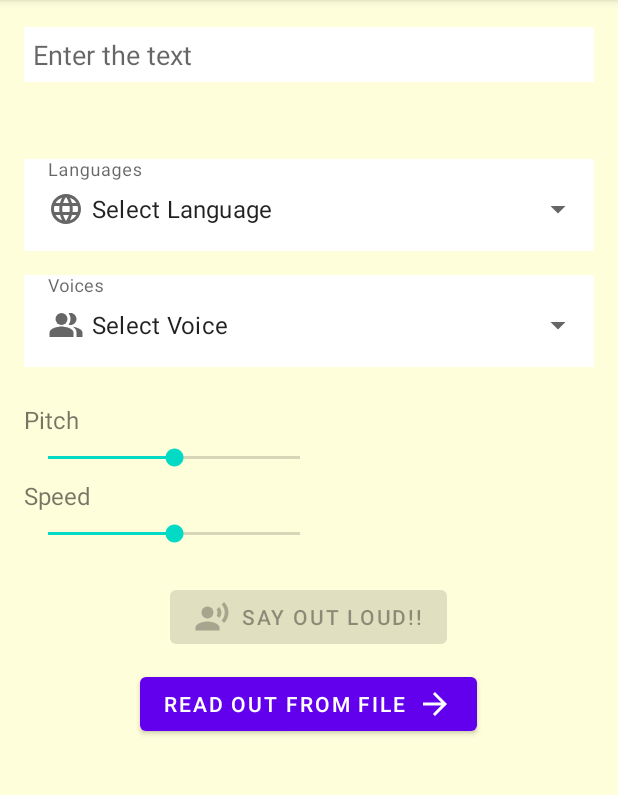
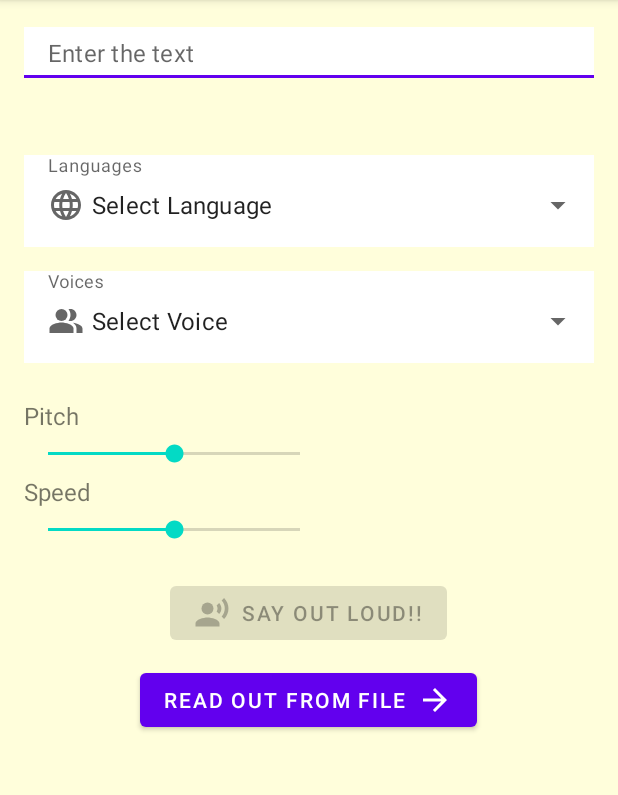
Before and after one commit to ilkayalbayrak/SPR_Project, an Android app: the screen it shows after launch (MainActivity), on a phone screen of 412 x 824 dp, the part 84-879 px from its top. Run offline under Robolectric (Android 15) with nearby library versions, the phone set to English and light mode, and no system bars.

Commit message:
Problem Fixes

```diff
--- a/app/build.gradle
+++ b/app/build.gradle
@@ -8,7 +8,7 @@ android {
 
     defaultConfig {
         applicationId "com.example.text2speechproject"
-        minSdkVersion 21
+        minSdkVersion 26
         targetSdkVersion 30
         versionCode 1
         versionName "1.0"
--- a/app/src/main/res/layout/activity_main.xml
+++ b/app/src/main/res/layout/activity_main.xml
@@ -31,16 +31,34 @@
             app:layout_constraintTop_toTopOf="parent"
             app:layout_constraintVertical_bias="0.28">
 
+            <com.google.android.material.textfield.TextInputLayout
+                android:layout_width="match_parent"
+                android:layout_height="wrap_content"
+                app:endIconMode="clear_text">
 
-            <EditText
+                <com.google.android.material.textfield.TextInputEditText
+                    app:endIconMode="clear_text"
                     android:id="@+id/input_text"
                     android:layout_width="match_parent"
                     android:layout_height="wrap_content"
                     android:padding="6dp"
                     android:layout_marginTop="10dp"
                     android:background="@color/white"
-                android:hint="@string/input_text"
                     android:inputType="textMultiLine"/>
+
+            </com.google.android.material.textfield.TextInputLayout>
+
+
+<!--            <EditText-->
+<!--                app:endIconMode="clear_text"-->
+<!--                android:id="@+id/input_text"-->
+<!--                android:layout_width="match_parent"-->
+<!--                android:layout_height="wrap_content"-->
+<!--                android:padding="6dp"-->
+<!--                android:layout_marginTop="10dp"-->
+<!--                android:background="@color/white"-->
+<!--                android:hint="@string/input_text"-->
+<!--                android:inputType="textMultiLine"/>-->
 
             <com.google.android.material.textview.MaterialTextView
                 android:id="@+id/textView_highlight"
--- a/app/src/main/res/layout/fragment_read_out_from_file.xml
+++ b/app/src/main/res/layout/fragment_read_out_from_file.xml
@@ -28,6 +28,7 @@
             app:layout_constraintTop_toTopOf="parent">
 
             <TextView
+                android:id="@+id/textView_fragment_wallpaper"
                 android:layout_width="match_parent"
                 android:layout_height="wrap_content"
                 android:layout_marginStart="15dp"
@@ -45,6 +46,7 @@
                 android:layout_width="match_parent"
                 android:layout_height="wrap_content"
                 android:layout_marginStart="15dp"
+                android:background="#f0f5f5"
                 android:layout_marginTop="60dp"
                 android:layout_marginEnd="15dp"
                 android:textAlignment="center"
```
Also changed, not shown: app/src/main/java/com/example/text2speechproject/MainActivity.java (+69 -59 lines), app/src/main/java/com/example/text2speechproject/ReadOutFromFileFragment.java (+85 -50 lines). Lines whose indentation alone changed are shown as unchanged.
